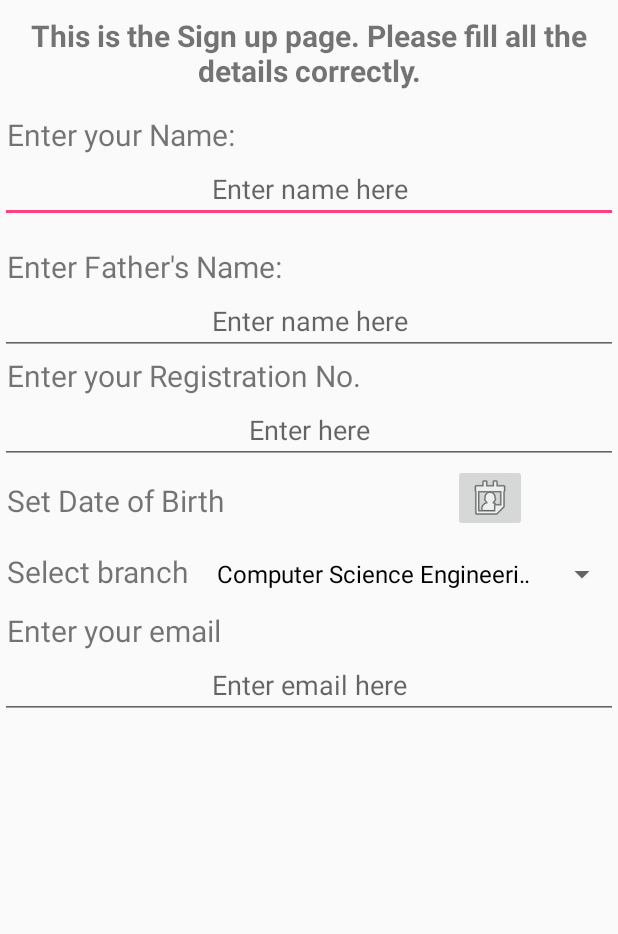
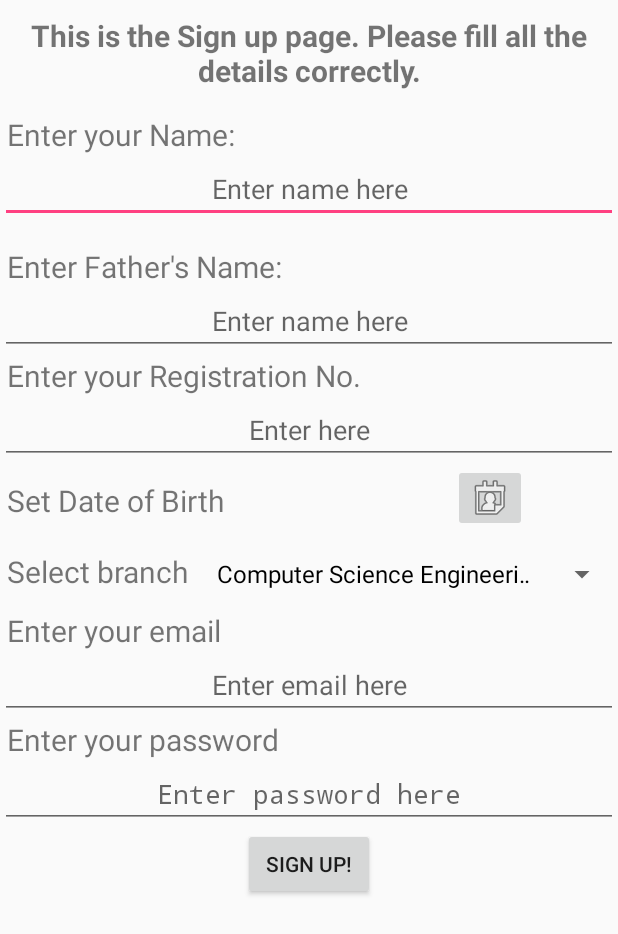
Before and after one commit to harshwall/MNNITDean, an Android app: the signup screen opened directly, with no data from a screen before it, on a phone screen of 412 x 824 dp. Shown: the top 934 px of the screen. Run offline under Robolectric (Android 15) with nearby library versions, the phone set to English and light mode, and no system bars; our stand-ins replace Firebase (no records; nobody signed in at launch, a user with empty details on screens opened directly).

```diff
--- a/app/build.gradle
+++ b/app/build.gradle
@@ -26,4 +26,10 @@ dependencies {
     androidTestImplementation 'com.android.support.test:runner:1.0.2'
     androidTestImplementation 'com.android.support.test.espresso:espresso-core:3.0.2'
     implementation 'org.jetbrains:annotations-java5:15.0'
+    implementation 'com.google.firebase:firebase-core:16.0.1'
+    implementation 'com.google.firebase:firebase-storage:16.0.1'
+    implementation 'com.google.firebase:firebase-auth:16.0.1'
+    implementation 'com.google.firebase:firebase-database:16.0.1'
+    implementation 'com.google.android.gms:play-services-auth:16.0.0'
 }
+apply plugin: 'com.google.gms.google-services'
--- a/app/src/main/AndroidManifest.xml
+++ b/app/src/main/AndroidManifest.xml
@@ -1,6 +1,12 @@
 <?xml version="1.0" encoding="utf-8"?>
 <manifest xmlns:android="http://schemas.android.com/apk/res/android"
     package="com.example.mnnit.mnnitdean">
+    <uses-permission android:name="android.permission.INTERNET"/>
+    <uses-permission android:name="android.permission.ACCESS_NETWORK_STATE"></uses-permission>
+    <uses-permission android:name="android.permission.ACCESS_WIFI_STATE"></uses-permission>
+    <uses-permission android:name="android.permission.READ_EXTERNAL_STORAGE"></uses-permission>
+    <uses-permission android:name="android.permission.WRITE_EXTERNAL_STORAGE"></uses-permission>
+
 
     <application
         android:allowBackup="true"
--- a/app/src/main/java/com/example/mnnit/mnnitdean/signup.java
+++ b/app/src/main/java/com/example/mnnit/mnnitdean/signup.java
@@ -3,16 +3,33 @@ package com.example.mnnit.mnnitdean;
 import android.app.DatePickerDialog;
 import android.os.Bundle;
 import android.app.Activity;
+import android.support.annotation.NonNull;
 import android.view.View;
 import android.widget.ArrayAdapter;
 import android.widget.DatePicker;
+import android.widget.EditText;
 import android.widget.ImageButton;
 import android.widget.Spinner;
 import android.widget.TextView;
+import android.widget.Toast;
+
+import com.google.android.gms.tasks.OnCompleteListener;
+import com.google.android.gms.tasks.Task;
+import com.google.firebase.auth.AuthResult;
+import com.google.firebase.auth.FirebaseAuth;
+import com.google.firebase.auth.FirebaseUser;
+import com.google.firebase.database.DatabaseReference;
+import com.google.firebase.database.FirebaseDatabase;
 
 import java.util.Calendar;
 
 public class signup extends Activity {
+    FirebaseAuth auth;
+    FirebaseUser user;
+    DatabaseReference rootreference;
+
+    EditText e1,e2,e3,e4,e5;
+
 
     TextView textView;
     ImageButton dob;
@@ -52,6 +69,49 @@ public class signup extends Activity {
         });
 
 
+        auth=FirebaseAuth.getInstance();
+        rootreference= FirebaseDatabase.getInstance().getReference();
+        e1=(EditText)findViewById(R.id.name);
+        e2=(EditText)findViewById(R.id.father);
+        e3=(EditText)findViewById(R.id.regno);
+        e4=(EditText)findViewById(R.id.email);
+        e5=(EditText)findViewById(R.id.pass);
+
+    }
+
+    public void createUser(View v){
+        final String name=e1.getText().toString();
+        final String fathername=e2.getText().toString();
+        final String regno=e3.getText().toString();
+        final String email=e4.getText().toString();
+        final String password=e5.getText().toString();
+
+        auth.createUserWithEmailAndPassword(email,password)
+                .addOnCompleteListener(new OnCompleteListener<AuthResult>() {
+                    @Override
+                    public void onComplete(@NonNull Task<AuthResult> task) {
+                        if(task.isSuccessful())
+                        {
+                            user=auth.getCurrentUser();
+                            user myuser=new user(e1.getText().toString(),e2.getText().toString(),e3.getText().toString(),e4.getText().toString());
+                            rootreference.child(user.getUid()).setValue(myuser)
+                                    .addOnCompleteListener(new OnCompleteListener<Void>() {
+                                        @Override
+                                        public void onComplete(@NonNull Task<Void> task) {
+                                            if(task.isSuccessful())
+                                            {
+                                                Toast.makeText(getApplicationContext(),"DONE",Toast.LENGTH_SHORT).show();
+                                            }
+                                            else{
+                                                Toast.makeText(getApplicationContext(),"ERROR",Toast.LENGTH_SHORT).show();
+
+                                            }
+                                        }
+                                    });
+                        }
+                    }
+                });
+
     }
 
 }
--- a/app/src/main/res/layout/activity_signup.xml
+++ b/app/src/main/res/layout/activity_signup.xml
@@ -64,6 +64,7 @@
         android:orientation="horizontal">
 
         <TextView
+            android:id="@+id/text3"
             android:layout_width="302dp"
             android:layout_height="49dp"
             android:gravity="center_vertical"
@@ -105,5 +106,25 @@
         android:layout_height="wrap_content"
         android:hint="Enter email here"
         android:id="@+id/email"
-        android:gravity="center"/>
+        android:gravity="center"
+        android:inputType="textEmailAddress"/>
+    <TextView
+        android:layout_width="match_parent"
+        android:layout_height="wrap_content"
+        android:text=" Enter your password"
+        android:textSize="20dp"/>
+    <EditText
+        android:layout_width="match_parent"
+        android:layout_height="wrap_content"
+        android:hint="Enter password here"
+        android:id="@+id/pass"
+        android:gravity="center"
+        android:inputType="textPassword"/>
+    <Button
+        android:layout_width="wrap_content"
+        android:layout_height="wrap_content"
+        android:text="Sign Up!"
+        android:layout_gravity="center"
+        android:onClick="createUser"/>
+
 </LinearLayout>
--- a/build.gradle
+++ b/build.gradle
@@ -5,9 +5,14 @@ buildscript {
     repositories {
         google()
         jcenter()
+        mavenCentral()
+        maven{
+            url "https://maven.google.com"
+        }
     }
     dependencies {
         classpath 'com.android.tools.build:gradle:3.1.4'
+        classpath 'com.google.gms:google-services:4.0.1'
 
 
         // NOTE: Do not place your application dependencies here; they belong
```
Also changed, not shown: app/src/main/java/com/example/mnnit/mnnitdean/MainActivity.java (+4 -4 lines), app/src/main/java/com/example/mnnit/mnnitdean/user.java (added, +15 -0 lines), app/src/main/res/drawable/calendaricon.png (added), 2 other files.
